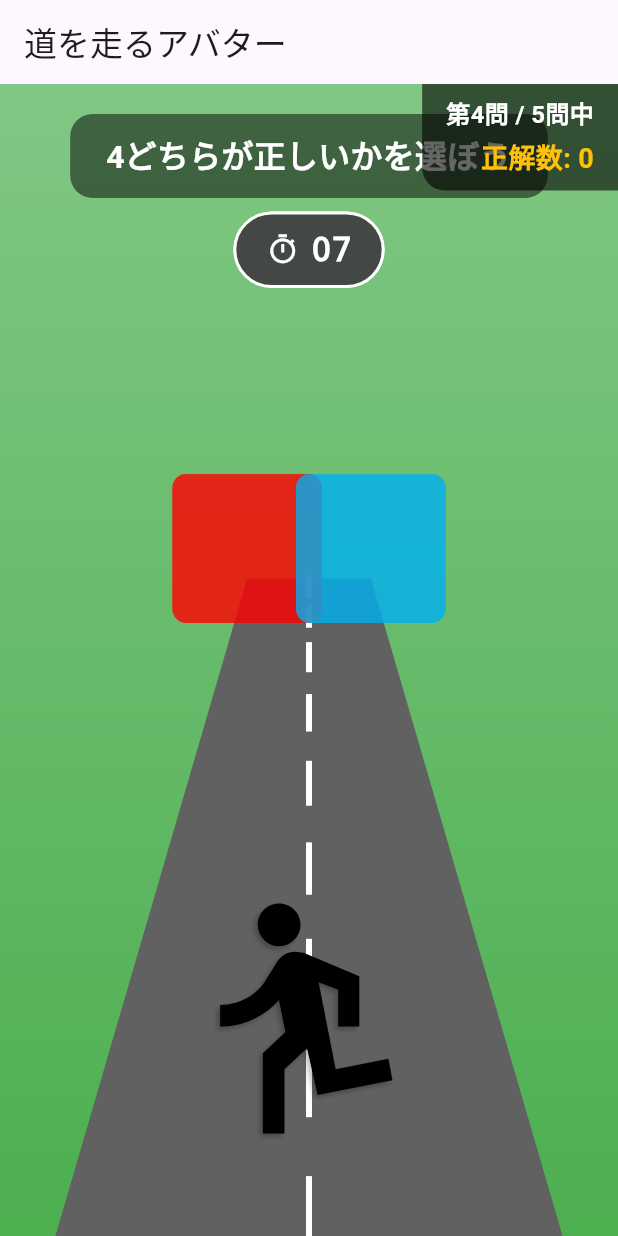
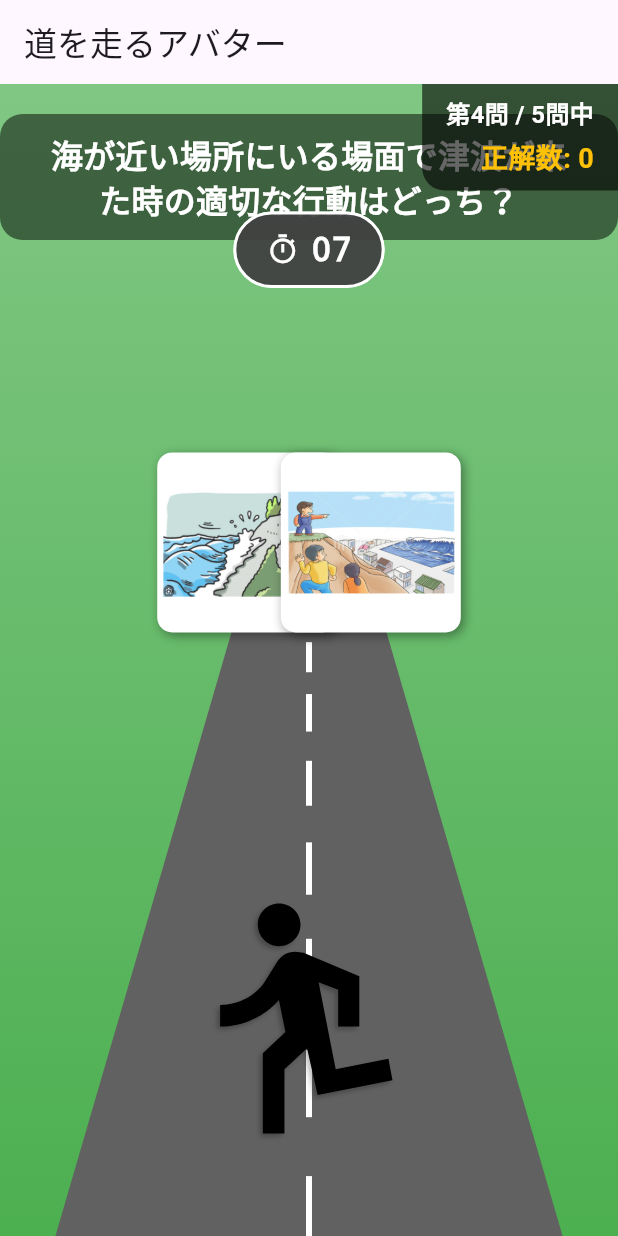
Before and after one commit to yunchol0513/SafetyGo, a Flutter app: the GameScreen4 screen opened by its route, on a phone screen of 412 x 824 dp. Run offline on Flutter 3.47's test engine with Material 3 defaults, Android fonts, the phone set to English and light mode, and no system bars; our stand-ins replace cloud_firestore, firebase_auth, firebase_core, go_router, google_fonts, just_audio; accounts and stored records are empty.

Commit message:
問題制作

```diff
--- a/lib/creative/part1/1_ResultScreen.dart
+++ b/lib/creative/part1/1_ResultScreen.dart
@@ -121,7 +121,8 @@ class ExplanationPanel extends StatelessWidget {
                   style: TextStyle(fontSize: 20, fontWeight: FontWeight.bold)),
               const SizedBox(height: 16),
               const Text(
-                'ここに、なぜその答えが正しいのか（あるいは違うのか）の解説文が入ります。この文章は正解・不正解どちらの場合でも同じ内容が表示されます。',
+                '背景が白の標識は，避難経路を示しています．背景が緑の標識は，非常口を示しています．よって，背景が白の標識を目印に背景が緑の場所まで行こう！',
+
                 style: TextStyle(fontSize: 16, height: 1.5),
               ),
               const SizedBox(height: 24),
--- a/lib/creative/part1/2_GameScreen.dart
+++ b/lib/creative/part1/2_GameScreen.dart
@@ -31,7 +31,7 @@ class _GameScreenState2 extends State<GameScreen2>
   static const double targetSize = 100.0;
   static const int gameTotalTime = 8;
   static const int animationDurationSeconds = 8;
-  final String _correctAnswerId = 'A';
+  final String _correctAnswerId = 'B';
   static const int totalQuestions = 5;
 
   @override
@@ -282,7 +282,7 @@ class _GameScreenState2 extends State<GameScreen2>
           return TargetImageWidget(
             isHovered: candidateData.isNotEmpty,
             imagePath:
-                targetId == 'A' ? 'assets/images/red.png' : 'assets/images/blue.png',
+                targetId == 'A' ? 'assets/images/creative/生活用水.png' : 'assets/images/creative/飲料水.png',
           );
         },
       ),
@@ -475,7 +475,7 @@ class ProblemStatement extends StatelessWidget {
         transitionBuilder: (child, animation) =>
             ScaleTransition(scale: animation, child: child),
         child: Text(
-          '2どちらが正しいかを選ぼう',
+          '飲むことができる水を表すのはどっち？',
           key: ValueKey<double>(currentFontSize),
           style: TextStyle(
             color: Colors.white,
--- a/lib/creative/part1/2_ResultScreen.dart
+++ b/lib/creative/part1/2_ResultScreen.dart
@@ -120,7 +120,7 @@ class ExplanationPanel extends StatelessWidget {
                   style: TextStyle(fontSize: 20, fontWeight: FontWeight.bold)),
               const SizedBox(height: 16),
               const Text(
-                'ここに、なぜその答えが正しいのか（あるいは違うのか）の解説文が入ります。この文章は正解・不正解どちらの場合でも同じ内容が表示されます。',
+                'コップに注がれているのは，飲める水を表しています．またバケツに注がれているのは飲めない水なので気をつけてね．',
                 style: TextStyle(fontSize: 16, height: 1.5),
               ),
               const SizedBox(height: 24),
--- a/lib/creative/part1/3_GameScreen.dart
+++ b/lib/creative/part1/3_GameScreen.dart
@@ -31,7 +31,7 @@ class _GameScreenState3 extends State<GameScreen3>
   static const double targetSize = 100.0;
   static const int gameTotalTime = 8;
   static const int animationDurationSeconds = 8;
-  final String _correctAnswerId = 'A';
+  final String _correctAnswerId = 'B';
   static const int totalQuestions = 5;
 
   @override
@@ -281,7 +281,7 @@ class _GameScreenState3 extends State<GameScreen3>
           return TargetTextWidget(
             isHovered: candidateData.isNotEmpty,
             // 表示するテキストをここで指定します。
-            text: targetId == 'A' ? '危険を予測して\n行動する' : '急いでいるので\n無視する',
+            text: targetId == 'A' ? '津波' : '地震',
           );
           // ★★★ ここまでが修正箇所 ★★★
         },
@@ -482,7 +482,7 @@ class ProblemStatement extends StatelessWidget {
         transitionBuilder: (child, animation) =>
             ScaleTransition(scale: animation, child: child),
         child: Text(
-          '3どちらが正しいかを選ぼう',
+          '「じしん」を表す漢字はどっち？',
           key: ValueKey<double>(currentFontSize),
           style: TextStyle(
             color: Colors.white,
--- a/lib/creative/part1/3_ResultScreen.dart
+++ b/lib/creative/part1/3_ResultScreen.dart
@@ -120,7 +120,7 @@ class ExplanationPanel extends StatelessWidget {
                   style: TextStyle(fontSize: 20, fontWeight: FontWeight.bold)),
               const SizedBox(height: 16),
               const Text(
-                'ここに、なぜその答えが正しいのか（あるいは違うのか）の解説文が入ります。この文章は正解・不正解どちらの場合でも同じ内容が表示されます。',
+                'ニュースや災害標識では漢字で書かれてることもあるので，漢字もセットで覚えてみよう！',
                 style: TextStyle(fontSize: 16, height: 1.5),
               ),
               const SizedBox(height: 24),
--- a/lib/creative/part1/4_GameScreen.dart
+++ b/lib/creative/part1/4_GameScreen.dart
@@ -27,7 +27,7 @@ class _GameScreenState4 extends State<GameScreen4>
 
   static const double avatarMaxSize = 200.0;
   static const double avatarMinSize = 80.0;
-  static const double targetSize = 100.0;
+  static const double targetSize = 120.0;
   static const int gameTotalTime = 8;
   static const int animationDurationSeconds = 8;
   final String _correctAnswerId = 'A';
@@ -213,8 +213,6 @@ class _GameScreenState4 extends State<GameScreen4>
                           child: TimerDisplay(remainingTime: _remainingTime),
                         ),
                       ),
-                      // ★★★ ここからが修正箇所 ★★★
-                      // PositionedウィジェットをStackのchildrenリストの中に入れました
                       Positioned(
                         top: 0,
                         right: 0,
@@ -224,7 +222,6 @@ class _GameScreenState4 extends State<GameScreen4>
                           totalQuestions: totalQuestions,
                         ),
                       ),
-                      // ★★★ ここまでが修正箇所 ★★★
                     ],
                   ),
                 ),
@@ -281,7 +278,7 @@ class _GameScreenState4 extends State<GameScreen4>
           return TargetImageWidget(
             isHovered: candidateData.isNotEmpty,
             imagePath:
-                targetId == 'A' ? 'assets/images/red.png' : 'assets/images/blue.png',
+                targetId == 'A' ? 'assets/images/creative/津波見てから.png' : 'assets/images/creative/津波想定してから.png',
           );
         },
       ),
@@ -290,7 +287,7 @@ class _GameScreenState4 extends State<GameScreen4>
 }
 
 // ===========================================================================
-// 以下、補助ウィジェット群（変更なし）
+// 以下、補助ウィジェット群
 // ===========================================================================
 
 class AvatarWidget extends StatelessWidget {
@@ -336,36 +333,43 @@ class TargetImageWidget extends StatelessWidget {
 
   @override
   Widget build(BuildContext context) {
-    return Opacity(
-      opacity: isHovered ? 1.0 : 0.8,
-      child: Container(
+    // ★★★ ここからが修正箇所 ★★★
+    return Container(
       width: _GameScreenState4.targetSize,
       height: _GameScreenState4.targetSize,
       decoration: BoxDecoration(
+        color: Colors.white, // 背景色を白に設定
         borderRadius: BorderRadius.circular(10),
         boxShadow: isHovered
             ? [
                 const BoxShadow(
                     color: Colors.yellow, blurRadius: 20, spreadRadius: 2)
               ]
-              : [],
+            : [
+              const BoxShadow(
+                    color: Colors.black38, blurRadius: 5, offset: Offset(2, 2))
+            ],
       ),
-        child: ClipRRect(
+      child: ClipRRect( // Containerの角丸に合わせて画像を切り抜く
         borderRadius: BorderRadius.circular(10),
+        child: Padding(
+          padding: const EdgeInsets.all(4.0), // 画像の周りに余白を追加
+          child: Opacity(
+            opacity: isHovered ? 1.0 : 0.85,
             child: Image.asset(
               imagePath,
-            fit: BoxFit.cover,
+              // 表示方法を.containに変更し、画像全体が枠内に収まるようにする
+              fit: BoxFit.contain,
               errorBuilder: (context, error, stackTrace) {
-              return Container(
-                color: Colors.grey,
-                child: const Center(
-                    child: Text('画像', style: TextStyle(color: Colors.white))),
-              );
+                return const Center(
+                    child: Text('画像', style: TextStyle(color: Colors.black)));
               },
             ),
           ),
         ),
+      ),
     );
+    // ★★★ ここまでが修正箇所 ★★★
   }
 }
 
@@ -474,7 +478,7 @@ class ProblemStatement extends StatelessWidget {
         transitionBuilder: (child, animation) =>
             ScaleTransition(scale: animation, child: child),
         child: Text(
-          '4どちらが正しいかを選ぼう',
+          '海が近い場所にいる場面で津波が来た時の適切な行動はどっち？',
           key: ValueKey<double>(currentFontSize),
           style: TextStyle(
             color: Colors.white,
--- a/lib/creative/part1/4_ResultScreen.dart
+++ b/lib/creative/part1/4_ResultScreen.dart
@@ -120,7 +120,7 @@ class ExplanationPanel extends StatelessWidget {
                   style: TextStyle(fontSize: 20, fontWeight: FontWeight.bold)),
               const SizedBox(height: 16),
               const Text(
-                'ここに、なぜその答えが正しいのか（あるいは違うのか）の解説文が入ります。この文章は正解・不正解どちらの場合でも同じ内容が表示されます。',
+                '海が近い場所にいる時は津波が来る可能性が高いので，想定して地震が起きたらすぐに高い場所に逃げよう',
                 style: TextStyle(fontSize: 16, height: 1.5),
               ),
               const SizedBox(height: 24),
--- a/lib/creative/part1/5_GameScreen.dart
+++ b/lib/creative/part1/5_GameScreen.dart
@@ -285,7 +285,7 @@ class _GameScreenState5 extends State<GameScreen5>
           return TargetImageWidget(
             isHovered: candidateData.isNotEmpty,
             imagePath:
-                targetId == 'A' ? 'assets/images/red.png' : 'assets/images/blue.png',
+                targetId == 'A' ? 'assets/images/creative/避難所.png' : 'assets/images/creative/避難場所.png',
           );
         },
       ),
@@ -478,7 +478,7 @@ class ProblemStatement extends StatelessWidget {
         transitionBuilder: (child, animation) =>
             ScaleTransition(scale: animation, child: child),
         child: Text(
-          '5どちらが正しいかを選ぼう',
+          '災害が起きた時に，一時的に避難するならどっち？',
           key: ValueKey<double>(currentFontSize),
           style: TextStyle(
             color: Colors.white,
--- a/lib/creative/part1/5_ResultScreen.dart
+++ b/lib/creative/part1/5_ResultScreen.dart
@@ -120,7 +120,7 @@ class ExplanationPanel extends StatelessWidget {
                   style: TextStyle(fontSize: 20, fontWeight: FontWeight.bold)),
               const SizedBox(height: 16),
               const Text(
-                'ここに、なぜその答えが正しいのか（あるいは違うのか）の解説文が入ります。この文章は正解・不正解どちらの場合でも同じ内容が表示されます。',
+                '避難生活ができる場所といったん逃げる場所の違いです．避難生活ではルールが大事になります．気をつけましょう．',
                 style: TextStyle(fontSize: 16, height: 1.5),
               ),
               const SizedBox(height: 24),
```
Lines whose indentation alone changed are shown as unchanged.
